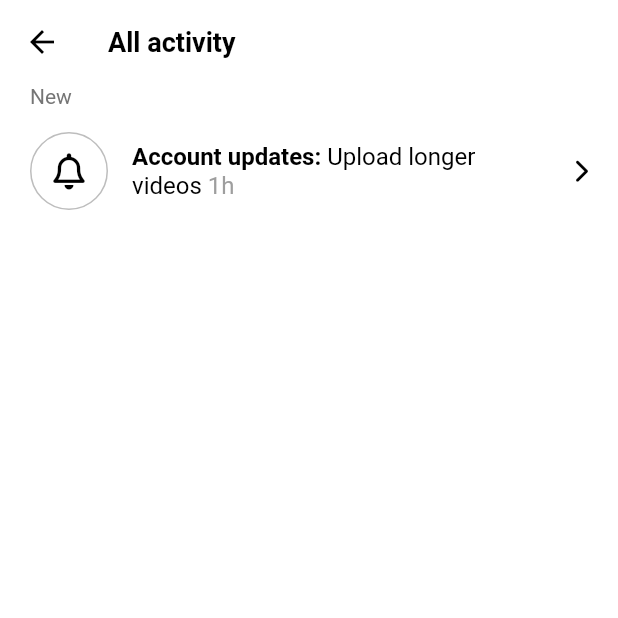
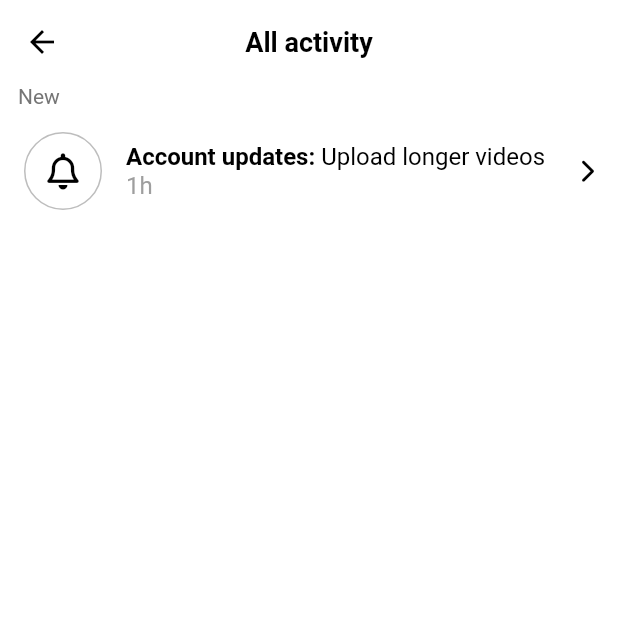
Before and after one commit to Heungseop/Tiktok_clone, a Flutter app: the ActivityScreen screen opened directly, on a phone screen of 412 x 824 dp, the top half of it. Run offline on Flutter 3.47's test engine with Material 2 defaults, Android fonts, the phone set to English and light mode, and no system bars; our stand-ins replace font_awesome_flutter, video_player, visibility_detector.

```diff
--- a/lib/features/inbox/activity_screen.dart
+++ b/lib/features/inbox/activity_screen.dart
@@ -10,23 +10,55 @@ class ActivityScreen extends StatelessWidget {
   Widget build(BuildContext context) {
     return Scaffold(
       appBar: AppBar(
+        centerTitle: true,
         title: const Text("All activity"),
       ),
       body: ListView(
-        padding: const EdgeInsets.symmetric(
-          horizontal: Sizes.size20,
-        ),
+        padding: const EdgeInsets.symmetric(horizontal: 0),
         children: [
-          Text(
+          Padding(
+            padding: const EdgeInsets.symmetric(horizontal: Sizes.size12),
+            child: Text(
               "New",
               style: TextStyle(
                 fontSize: Sizes.size14,
                 color: Colors.grey.shade600,
               ),
             ),
+          ),
           Gaps.v14,
-          ListTile(
-            contentPadding: EdgeInsets.zero,
+          Dismissible(
+            key: const Key("x"),
+            background: Container(
+              alignment: Alignment.centerLeft,
+              color: Colors.green,
+              child: const Padding(
+                padding: EdgeInsets.only(
+                  left: Sizes.size10,
+                ),
+                child: FaIcon(
+                  FontAwesomeIcons.checkDouble,
+                  color: Colors.white,
+                  size: Sizes.size32,
+                ),
+              ),
+            ),
+            secondaryBackground: Container(
+              alignment: Alignment.centerRight,
+              color: Colors.red,
+              child: const Padding(
+                padding: EdgeInsets.only(
+                  right: Sizes.size10,
+                ),
+                child: FaIcon(
+                  FontAwesomeIcons.trashCan,
+                  color: Colors.white,
+                  size: Sizes.size32,
+                ),
+              ),
+            ),
+            child: ListTile(
+              // contentPadding: EdgeInsets.zero,
               leading: Container(
                 width: Sizes.size52,
                 decoration: BoxDecoration(
@@ -75,6 +107,7 @@ class ActivityScreen extends StatelessWidget {
                 color: Colors.black,
               ),
             ),
+          ),
         ],
       ),
     );
--- a/lib/main.dart
+++ b/lib/main.dart
@@ -2,7 +2,7 @@ import 'dart:io';
 
 import 'package:flutter/material.dart';
 import 'package:tiktok_clone/constants/sizes.dart';
-import 'package:tiktok_clone/features/main_navigation/main_navigation_screen.dart';
+import 'package:tiktok_clone/features/inbox/activity_screen.dart';
 
 class MyHttpOverrides extends HttpOverrides {
   @override
@@ -47,7 +47,7 @@ class TikTokApp extends StatelessWidget {
           ),
         ),
       ),
-      home: const MainNavigationScreen(),
+      home: const ActivityScreen(),
     );
   }
 }
```
Lines whose indentation alone changed are shown as unchanged.
